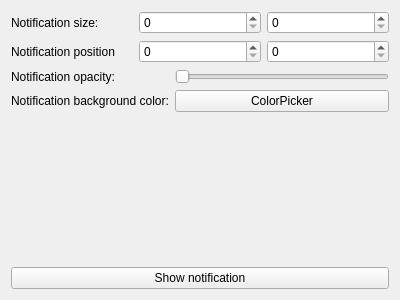
Above: razor-config-notificationd/mainwindow.ui from lxqt/lxqt-config before the change. Below: the same form after it.
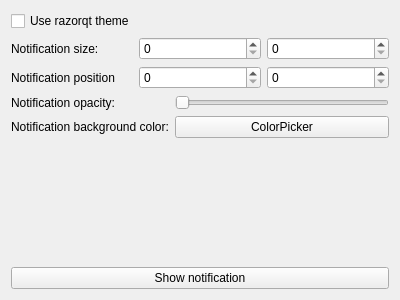
That is the form after the change.

Commit message: Proper default values

The edit to the form file:
```diff
--- a/razor-config-notificationd/mainwindow.ui
+++ b/razor-config-notificationd/mainwindow.ui
@@ -14,6 +14,17 @@
    <string>Form</string>
   </property>
   <layout class="QVBoxLayout" name="verticalLayout">
+   <item>
+    <layout class="QHBoxLayout" name="horizontalLayout">
+     <item>
+      <widget class="QCheckBox" name="razorqtThemeCheckbox">
+       <property name="text">
+        <string>Use razorqt theme</string>
+       </property>
+      </widget>
+     </item>
+    </layout>
+   </item>
    <item>
     <layout class="QGridLayout" name="gridLayout">
      <item row="0" column="1">
```
Left out of the diff: 2 changed lines with no effect on the pictures. The commit also changes 2 other files.
